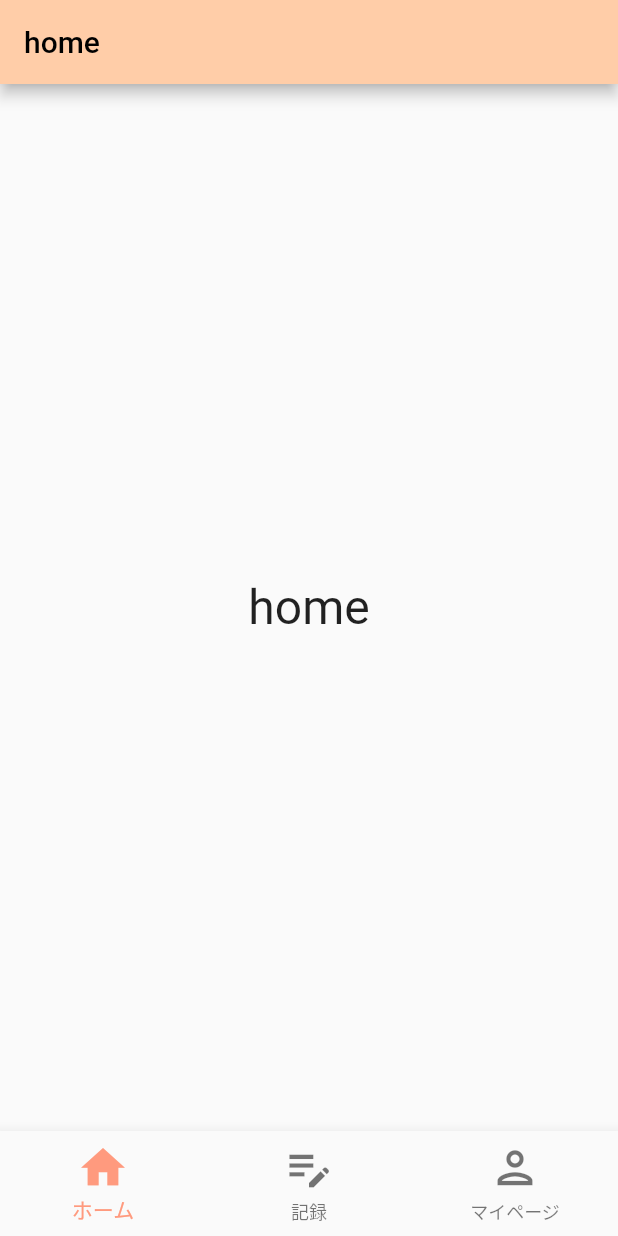
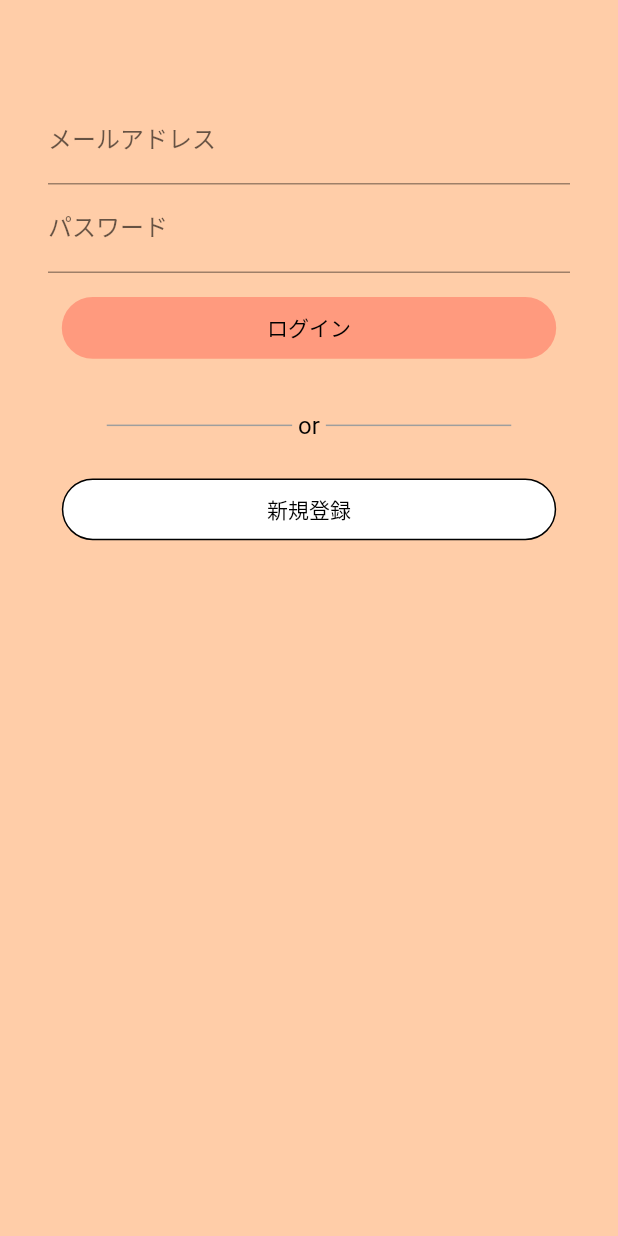
Before and after one commit to Makito119/cyber-flutter-app, a Flutter app: the screen it shows after launch, on a phone screen of 412 x 824 dp. Run offline on Flutter 3.47's test engine with Material 2 defaults, Android fonts, the phone set to English and light mode, and no system bars; our stand-ins replace cloud_firestore, firebase_auth, firebase_core; accounts and stored records are empty; Roboto replaces fonts that are missing (Inter).

Commit message:
login/signout

```diff
--- a/lib/homepage.dart
+++ b/lib/homepage.dart
@@ -1,21 +1,30 @@
+import 'package:cloud_firestore/cloud_firestore.dart';
 import 'package:cyber_kaji_app/home_screen.dart';
 import 'package:cyber_kaji_app/record_screen.dart';
 import 'package:cyber_kaji_app/mypage_screen.dart';
 import 'package:flutter/material.dart';
 
 class MyHomePage extends StatefulWidget {
-  const MyHomePage({super.key, required this.title});
-  final String title;
+  const MyHomePage({super.key, required this.user});
+  final Map<String, dynamic>? user;
 
   @override
   State<MyHomePage> createState() => _MyHomePageState();
 }
 
 class _MyHomePageState extends State<MyHomePage> {
-  static final _screens = [
+  Map<String, dynamic>? user = {};
+  @override
+  void initState() {
+    super.initState();
+    user = widget.user;
+  }
+
+//ナビゲーションバーのウィジェット
+  late final List _screens = [
     const HomeScreen(),
     RecordPage(),
-    const MyPageScreen(),
+    MyPageScreen(user: user),
   ];
   int _selectedIndex = 0;
   void _onItemTapped(int index) {
@@ -29,7 +38,7 @@ class _MyHomePageState extends State<MyHomePage> {
     return Scaffold(
       body: _screens[_selectedIndex],
       bottomNavigationBar: BottomNavigationBar(
-        selectedItemColor: Color(0xffff9a7e),
+        selectedItemColor: const Color(0xffff9a7e),
         currentIndex: _selectedIndex,
         onTap: _onItemTapped,
         items: const <BottomNavigationBarItem>[
@@ -41,7 +50,7 @@ class _MyHomePageState extends State<MyHomePage> {
               icon: Icon(Icons.person_outlined, size: 35), label: 'マイページ'),
         ],
         type: BottomNavigationBarType.fixed,
-      ), // This trailing comma makes auto-formatting nicer for build methods.
+      ),
     );
   }
 }
--- /dev/null
+++ b/lib/login.dart
@@ -0,0 +1,183 @@
+import 'package:cloud_firestore/cloud_firestore.dart';
+import 'package:cyber_kaji_app/home_screen.dart';
+import 'package:cyber_kaji_app/homepage.dart';
+import 'package:cyber_kaji_app/record_screen.dart';
+import 'package:cyber_kaji_app/mypage_screen.dart';
+import 'package:cyber_kaji_app/signup.dart';
+import 'package:firebase_auth/firebase_auth.dart';
+import 'package:flutter/material.dart';
+
+class LoginPage extends StatefulWidget {
+  const LoginPage({
+    super.key,
+  });
+
+  @override
+  State<LoginPage> createState() => _LoginPageState();
+}
+
+class _LoginPageState extends State<LoginPage> {
+  String newUserEmail = "";
+  // 入力されたパスワード
+  String newUserPassword = "";
+  // 登録・ログインに関する情報を表示
+  String infoText = "";
+  // 入力されたメールアドレス（ログイン）
+  String loginUserEmail = "";
+  // 入力されたパスワード（ログイン）
+  String loginUserPassword = "";
+  // 登録・ログインに関する情報を表示
+  String name = "";
+  String identity = "";
+  late String _uid;
+  CollectionReference customers =
+      FirebaseFirestore.instance.collection('customers');
+  @override
+  Widget build(BuildContext context) {
+    return Scaffold(
+        backgroundColor: Color(0xffffcda8),
+        body: Center(
+          child: Container(
+            padding: EdgeInsets.all(32),
+            child: Column(
+              children: <Widget>[
+                const SizedBox(height: 32),
+                TextFormField(
+                  decoration: InputDecoration(labelText: "メールアドレス"),
+                  onChanged: (String value) {
+                    setState(() {
+                      loginUserEmail = value;
+                    });
+                  },
+                ),
+                TextFormField(
+                  decoration: InputDecoration(labelText: "パスワード"),
+                  obscureText: true,
+                  onChanged: (String value) {
+                    setState(() {
+                      loginUserPassword = value;
+                    });
+                  },
+                ),
+                const SizedBox(height: 8),
+                TextButton(
+                  onPressed: () async {
+                    try {
+                      // メール/パスワードでログイン
+                      final FirebaseAuth auth = FirebaseAuth.instance;
+                      final UserCredential result =
+                          await auth.signInWithEmailAndPassword(
+                        email: loginUserEmail,
+                        password: loginUserPassword,
+                      );
+                      // ログインに成功した場合
+                      final User user = result.user!;
+                      setState(() {
+                        infoText = "ログインOK：${user.email}";
+                      });
+                      //ユーザデータを取得
+                      final docRef = FirebaseFirestore.instance
+                          .collection('customers')
+                          .doc(user.uid); // DocumentReference
+                      final docSnapshot =
+                          await docRef.get(); // DocumentSnapshot
+                      final data =
+                          docSnapshot.exists ? docSnapshot.data() : null;
+                      print(11);
+                      print(data);
+                      //ログイン成功後、ホームページに遷移
+                      Navigator.pushReplacement(
+                          context,
+                          MaterialPageRoute(
+                              builder: (context) => MyHomePage(
+                                    user: data,
+                                  )));
+                    } catch (e) {
+                      // ログインに失敗した場合
+                      setState(() {
+                        infoText = "ログインNG：${e.toString()}";
+                      });
+                    }
+                  },
+                  child: Container(
+                    decoration: BoxDecoration(
+                      color: const Color(0xffff9a7e),
+                      borderRadius: BorderRadius.circular(130),
+                    ),
+                    height: MediaQuery.of(context).size.height * 0.05,
+                    width: MediaQuery.of(context).size.width * 0.8,
+                    child: const Center(
+                      child: Text(
+                        'ログイン',
+                        style: TextStyle(
+                          color: Colors.black,
+                          fontSize: 14,
+                          fontFamily: "Inter",
+                        ),
+                      ),
+                    ),
+                  ),
+                ),
+                const SizedBox(height: 8),
+                Text(infoText),
+                SizedBox(
+                  height: MediaQuery.of(context).size.height * 0.03,
+                  child: Row(
+                      mainAxisAlignment: MainAxisAlignment.center,
+                      children: [
+                        SizedBox(
+                          width: MediaQuery.of(context).size.width * 0.3,
+                          child: Divider(
+                            color: Colors.grey,
+                            thickness: 1,
+                          ),
+                        ),
+                        Text(
+                          ' or ',
+                          style: const TextStyle(
+                              color: Colors.black, fontSize: 16),
+                        ),
+                        SizedBox(
+                          width: MediaQuery.of(context).size.width * 0.3,
+                          child: Divider(
+                            color: Colors.grey,
+                            thickness: 1,
+                          ),
+                        ),
+                      ]),
+                ),
+                const SizedBox(height: 15),
+                TextButton(
+                  child: Container(
+                    decoration: BoxDecoration(
+                      border: Border.all(
+                        color: Colors.black,
+                        width: 1,
+                      ),
+                      color: Colors.white,
+                      borderRadius: BorderRadius.circular(130),
+                    ),
+                    height: MediaQuery.of(context).size.height * 0.05,
+                    width: MediaQuery.of(context).size.width * 0.8,
+                    child: const Center(
+                      child: Text(
+                        '新規登録',
+                        style: TextStyle(
+                          color: Colors.black,
+                          fontSize: 14,
+                          fontFamily: "Inter",
+                        ),
+                      ),
+                    ),
+                  ),
+                  onPressed: () {
+                    Navigator.push(context,
+                        MaterialPageRoute(builder: (context) => const SignUpPage()));
+                  },
+                ),
+              ],
+            ),
+          ),
+        ));
+  }
+}
--- a/lib/main.dart
+++ b/lib/main.dart
@@ -1,13 +1,16 @@
-import 'package:cyber_kaji_app/homepage.dart';
+import 'package:cyber_kaji_app/login.dart';
 import 'package:flutter/material.dart';
+import 'package:firebase_core/firebase_core.dart';
 
-void main() {
+void main() async {
+  WidgetsFlutterBinding.ensureInitialized();
+  await Firebase.initializeApp();
+
   runApp(const MyApp());
 }
 
 class MyApp extends StatelessWidget {
   const MyApp({super.key});
-
   @override
   Widget build(BuildContext context) {
     return MaterialApp(
@@ -15,7 +18,7 @@ class MyApp extends StatelessWidget {
       theme: ThemeData(
         primarySwatch: Colors.blue,
       ),
-      home: const MyHomePage(title: 'Flutter Demo Home Page'),
+      home: const LoginPage(),
     );
   }
 }
--- a/pubspec.yaml
+++ b/pubspec.yaml
@@ -37,6 +37,9 @@ dependencies:
   # Use with the CupertinoIcons class for iOS style icons.
   cupertino_icons: ^1.0.2
   intl: ^0.17.0
+  firebase_core: ^2.4.1
+  firebase_auth: ^4.2.5
+  cloud_firestore: ^4.3.1
 
 dev_dependencies:
   flutter_test:
```
Also changed, not shown: lib/mypage_screen.dart (+89 -5 lines), lib/signup.dart (added, +236 -0 lines), lib/firebase_options.dart (added), pubspec.lock, 6 other files.
